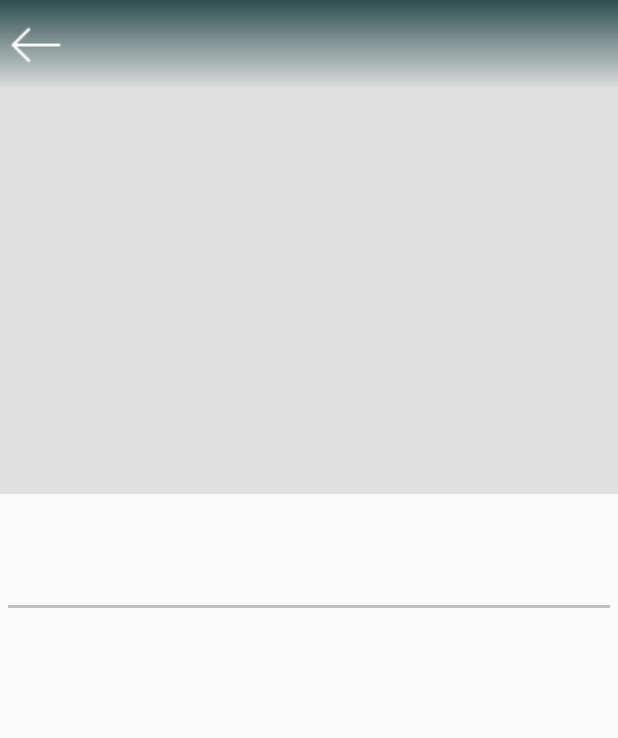
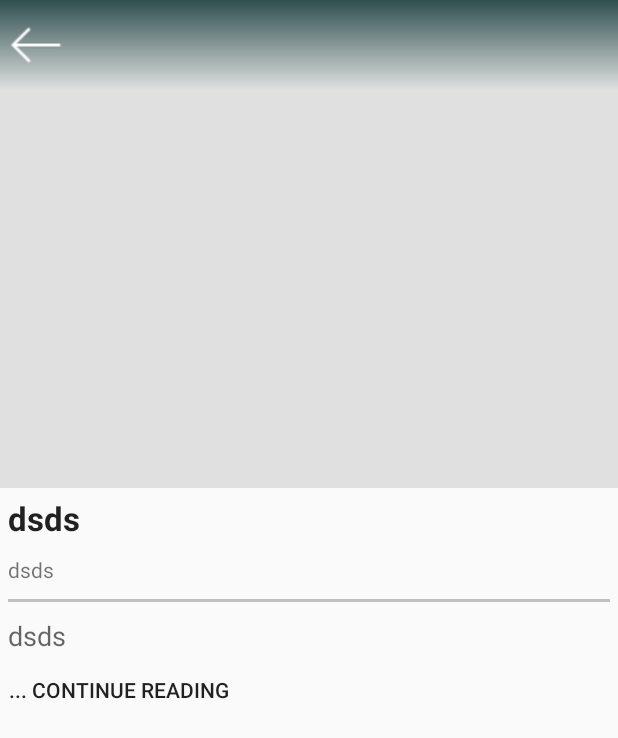
Before and after one commit to zarinanabil/NewsTest, an Android app: the fragment DetailFragment shown on its own in the app's theme, on a phone screen of 412 x 824 dp. Shown: the top 738 px of the screen. Run offline under Robolectric (Android 15) with nearby library versions, the phone set to English and light mode, and no system bars; pictures from the network do not load; 6 statements that could not run were skipped.

Commit message:
handled onBack from fragment and onButtonClick to Web

```diff
--- a/app/src/main/java/com/newstest/android/newstest/view/DetailFragment.java
+++ b/app/src/main/java/com/newstest/android/newstest/view/DetailFragment.java
@@ -1,7 +1,7 @@
 package com.newstest.android.newstest.view;
 
-import android.arch.lifecycle.MutableLiveData;
-import android.content.Context;
+import android.content.Intent;
+import android.net.Uri;
 import android.os.Bundle;
 import android.support.annotation.NonNull;
 import android.support.annotation.Nullable;
@@ -20,7 +20,7 @@ import java.util.Objects;
 
 public class DetailFragment extends Fragment {
 
-    Button buttonBack;
+    Button buttonBack,buttonContinueReading;
     ImageView imageViewNews;
     TextView textViewTitle,textViewPublishDate,textViewDescription;
 
@@ -36,6 +36,19 @@ public class DetailFragment extends Fragment {
         initView(view);
         initListeners();
         setData();
+    }
+
+
+    public void onClickContinueReading () {
+        MainActivity context = ((MainActivity)Objects.requireNonNull(getActivity()));
+        Article article = context.newsviewModel.getNewsLiveDataArticle().getValue();
+        goToUrl(article.getUrl());
+    }
+
+    private void goToUrl (String url) {
+        Uri uriUrl = Uri.parse(url);
+        Intent launchBrowser = new Intent(Intent.ACTION_VIEW, uriUrl);
+        startActivity(launchBrowser);
     }
 
     private void setData() {
@@ -55,12 +68,14 @@ public class DetailFragment extends Fragment {
     private void initListeners() {
 
         buttonBack.setOnClickListener(v -> onDetailBackPressed());
+        buttonContinueReading.setOnClickListener(v -> onClickContinueReading());
 
     }
 
     private void initView(View view) {
 
         buttonBack = view.findViewById(R.id.button_back);
+        buttonContinueReading=view.findViewById(R.id.button_continue);
         imageViewNews=view.findViewById(R.id.news_imageview);
         textViewTitle=view.findViewById(R.id.news_title);
         textViewDescription=view.findViewById(R.id.news_description);
--- a/app/src/main/res/layout/fragment_detail.xml
+++ b/app/src/main/res/layout/fragment_detail.xml
@@ -1,7 +1,8 @@
 <?xml version="1.0" encoding="utf-8"?>
 <LinearLayout
     xmlns:android="http://schemas.android.com/apk/res/android" android:layout_width="match_parent"
-    android:layout_height="match_parent" android:orientation="vertical" android:weightSum="10" >
+    android:layout_height="match_parent" android:orientation="vertical" android:weightSum="10">
+
 
     <FrameLayout
         android:layout_width="match_parent"
@@ -26,21 +27,22 @@
 
         </FrameLayout>
 
-
     </FrameLayout>
 
     <LinearLayout
         android:layout_width="match_parent" android:layout_weight="6"
-        android:layout_height="0dp" android:orientation="vertical" android:padding="@dimen/detail_padding_5">
+        android:layout_height="0dp" android:orientation="vertical" android:layout_margin="@dimen/detail_padding_5">
 
 
         <TextView
+            android:text="dsds"
             android:id="@+id/news_title"
             android:layout_width="match_parent"
             android:layout_height="wrap_content" android:textStyle="bold"
             android:textAppearance="?android:attr/textAppearanceLarge"/>
 
         <TextView
+            android:text="dsds"
             android:id="@+id/news_publish_date"
             android:layout_width="match_parent"
             android:paddingTop="@dimen/detail_padding_10"
@@ -54,13 +56,33 @@
             android:layout_height="2dp"
             android:background="#c0c0c0"/>
 
+       <ScrollView
+           android:layout_width="match_parent"
+           android:layout_height="wrap_content">
+
+       <LinearLayout
+           android:layout_width="match_parent"
+           android:layout_height="wrap_content" android:orientation="vertical">
+
         <TextView
+            android:text="dsds"
             android:id="@+id/news_description"
             android:layout_width="match_parent"
-            android:layout_height="match_parent" android:textAppearance="?android:attr/textAppearanceMedium"/>
+            android:layout_height="wrap_content" android:textAppearance="?android:attr/textAppearanceMedium"/>
 
+           <Button
+               android:id="@+id/button_continue"
+               android:layout_width="wrap_content"
+               android:layout_height="wrap_content"
+               android:text="@string/continue_reading"
+               android:autoLink="web"
+               android:clickable="true"
+               android:linksClickable="true"
+               android:background="@android:color/transparent"/>
+       </LinearLayout>
+
+       </ScrollView>
 
     </LinearLayout>
 
-
-</LinearLayout>
+    </LinearLayout>
--- a/app/src/main/res/values/strings.xml
+++ b/app/src/main/res/values/strings.xml
@@ -3,4 +3,5 @@
     <string name="network_error">No network connection.</string>
     <string name="errorString">Something went wrong, Please try again.</string>
     <string name="back_button">Back Button</string>
+    <string name="continue_reading">... Continue Reading</string>
 </resources>
```
Also changed, not shown: app/src/main/java/com/newstest/android/newstest/view/MainActivity.java (+15 -1 lines).
